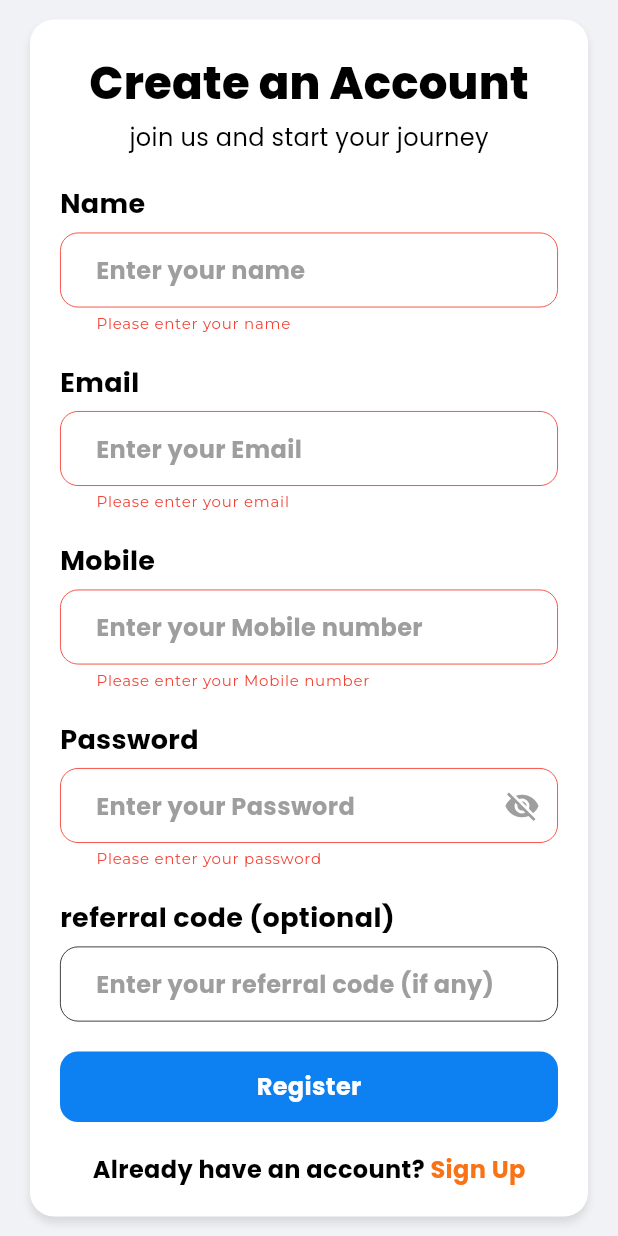
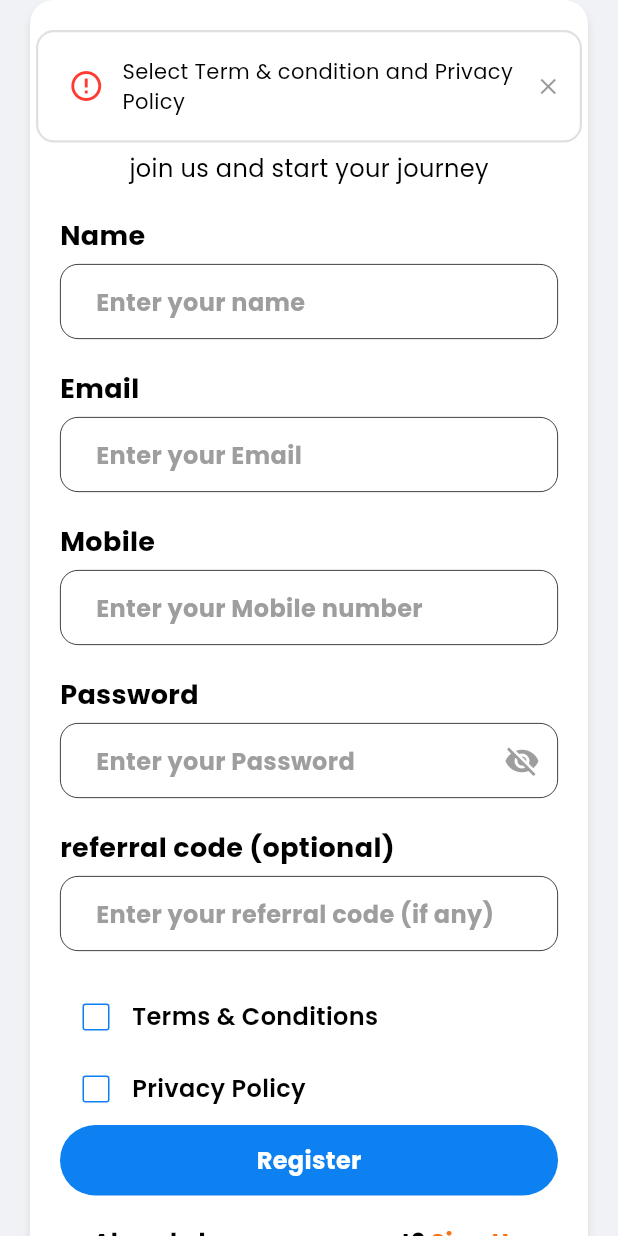
Before and after one commit to Venkantesh22/trustindia, a Flutter app: the SignUPScreen screen opened directly, after a tap on "Register", on a phone screen of 412 x 824 dp. Run offline on Flutter 3.47's test engine with Material 3 defaults, Android fonts, the phone set to English and light mode, and no system bars; drawn by our look-alikes of toastification; our stand-ins replace cached_network_image, carousel_slider, flutter_fortune_wheel, flutter_svg, get, google_fonts and 9 more; missing offline and left inert: graphview, onesignal_flutter, scratcher; accounts and stored records are empty.

Commit message:
update UI of login and register screen

```diff
--- a/lib/views/screens/auth_screens/login_screen.dart
+++ b/lib/views/screens/auth_screens/login_screen.dart
@@ -1,10 +1,11 @@
 import 'package:flutter/material.dart';
-import 'package:flutter/services.dart';
 import 'package:get/get.dart';
 import 'package:lekra/controllers/auth_controller.dart';
+import 'package:lekra/generated/assets.dart';
 import 'package:lekra/services/constants.dart';
 import 'package:lekra/services/input_decoration.dart';
 import 'package:lekra/services/route_helper.dart';
+import 'package:lekra/views/base/custom_image.dart';
 import 'package:lekra/views/screens/auth_screens/forget_password/enter_number_for_opt_screen.dart';
 import 'package:lekra/views/screens/auth_screens/signup_screen.dart';
 import 'package:lekra/views/screens/dashboard/dashboard_screen.dart';
@@ -56,6 +57,11 @@ class _LoginScreenState extends State<LoginScreen> {
           child: Column(
             mainAxisSize: MainAxisSize.min,
             children: [
+              const CustomImage(
+                path: Assets.imagesLogo,
+                height: 34,
+                width: 36,
+              ),
               Text(
                 "Welcome Back",
                 style: Theme.of(context).textTheme.titleMedium,
--- a/lib/views/screens/auth_screens/signup_screen.dart
+++ b/lib/views/screens/auth_screens/signup_screen.dart
@@ -5,6 +5,7 @@ import 'package:lekra/controllers/auth_controller.dart';
 import 'package:lekra/services/constants.dart';
 import 'package:lekra/services/input_decoration.dart';
 import 'package:lekra/services/route_helper.dart';
+import 'package:lekra/views/base/custom_image.dart';
 import 'package:lekra/views/screens/auth_screens/login_screen.dart';
 import 'package:lekra/views/screens/dashboard/dashboard_screen.dart';
 
@@ -19,6 +20,8 @@ class SignUPScreen extends StatefulWidget {
 
 class _SignUPScreenState extends State<SignUPScreen> {
   bool showPassword = false;
+  bool termsAndConditions = false;
+  bool privacyPolicy = false;
 
   final _formKey = GlobalKey<FormState>();
   signUp(AuthController authController) {
@@ -62,6 +65,11 @@ class _SignUPScreenState extends State<SignUPScreen> {
               child: Column(
                 mainAxisSize: MainAxisSize.min,
                 children: [
+                  const CustomImage(
+                    path: Assets.imagesLogo,
+                    height: 34,
+                    width: 36,
+                  ),
                   Text(
                     "Create an Account",
                     style: Theme.of(context).textTheme.titleMedium,
@@ -283,12 +291,72 @@ class _SignUPScreenState extends State<SignUPScreen> {
                           const SizedBox(
                             height: 20,
                           ),
+                          Row(
+                            children: [
+                              Checkbox(
+                                  value: termsAndConditions,
+                                  side: BorderSide(color: primaryColor),
+                                  onChanged: (value) {
+                                    setState(() {
+                                      termsAndConditions = !termsAndConditions;
+                                    });
+                                  }),
+                              Text(
+                                "Terms & Conditions",
+                                style: Helper(context)
+                                    .textTheme
+                                    .bodyMedium
+                                    ?.copyWith(
+                                      fontSize: 16,
+                                      fontWeight: FontWeight.w600,
+                                    ),
+                              )
+                            ],
+                          ),
+                          Row(
+                            children: [
+                              Checkbox(
+                                  value: privacyPolicy,
+                                  side: BorderSide(color: primaryColor),
+                                  onChanged: (value) {
+                                    setState(() {
+                                      privacyPolicy = !privacyPolicy;
+                                    });
+                                  }),
+                              Text(
+                                "Privacy Policy",
+                                style: Helper(context)
+                                    .textTheme
+                                    .bodyMedium
+                                    ?.copyWith(
+                                      fontSize: 16,
+                                      fontWeight: FontWeight.w600,
+                                    ),
+                              )
+                            ],
+                          ),
                           GetBuilder<AuthController>(builder: (authController) {
                             return GestureDetector(
                               onTap: () {
                                 if (authController.isLoading) {
                                   return;
                                 }
+
+                                if (!termsAndConditions && !privacyPolicy) {
+                                  return showToast(
+                                      message:
+                                          "Select Term & condition and Privacy Policy",
+                                      toastType: ToastType.error);
+                                } else if (!termsAndConditions) {
+                                  return showToast(
+                                      message: "Select Term & condition",
+                                      toastType: ToastType.error);
+                                } else if (!privacyPolicy) {
+                                  return showToast(
+                                      message: "Select Privacy Policy",
+                                      toastType: ToastType.error);
+                                }
+
                                 if (_formKey.currentState?.validate() ??
                                     false) {
                                   signUp(authController);
@@ -300,9 +368,12 @@ class _SignUPScreenState extends State<SignUPScreen> {
                                 width: double.infinity,
                                 decoration: BoxDecoration(
                                     color: primaryColor,
-                                    borderRadius: BorderRadius.circular(12)),
+                                    borderRadius: BorderRadius.circular(100)),
                                 child: Center(
-                                  child: Text(
+                                  child: authController.isLoading
+                                      ? const CircularProgressIndicator(
+                                          color: Colors.white)
+                                      : Text(
                                           "Register",
                                           style: Theme.of(context)
                                               .textTheme
--- a/pubspec.yaml
+++ b/pubspec.yaml
@@ -16,7 +16,7 @@ publish_to: "none" # Remove this line if you wish to publish to pub.dev
 # https://developer.apple.com/library/archive/documentation/General/Reference/InfoPlistKeyReference/Articles/CoreFoundationKeys.html
 # In Windows, build-name is used as the major, minor, and patch parts
 # of the product and file versions while build-number is used as the build suffix.
-version: 1.0.0+1
+version: 1.0.1+2
 
 environment:
   sdk: ">=3.3.4 <4.0.0"
```
Lines whose indentation alone changed are shown as unchanged.
